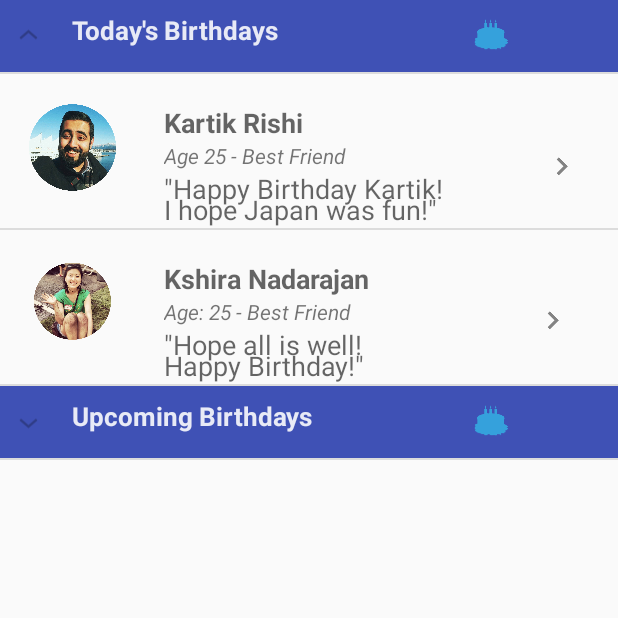
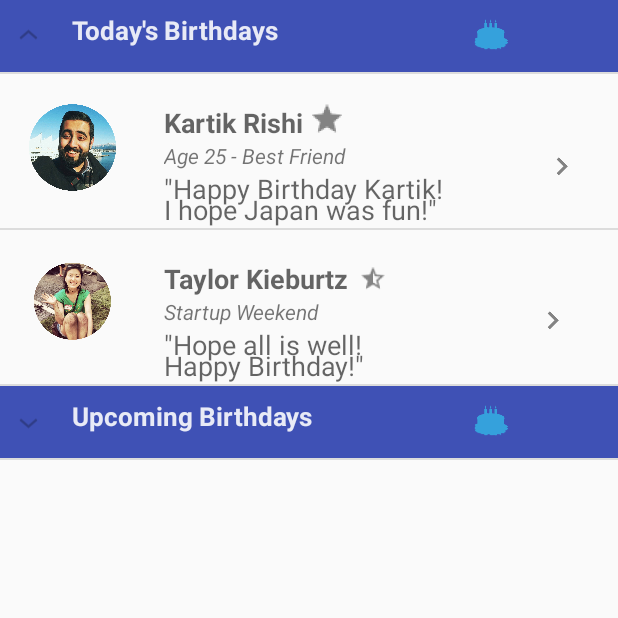
Before and after one commit to ishareef/dontmissit-android, an Android app: the screen it shows after launch (MainActivity), on a phone screen of 412 x 824 dp, the top half of it. Run offline under Robolectric (Android 15) with nearby library versions, the phone set to English and light mode, and no system bars.

Commit message:
lastest changes

```diff
--- a/DontMissIt/app/src/main/java/com/corp/dontmissit/dontmissit/ExpandableListAdapter.java
+++ b/DontMissIt/app/src/main/java/com/corp/dontmissit/dontmissit/ExpandableListAdapter.java
@@ -93,7 +93,7 @@ public class ExpandableListAdapter extends BaseExpandableListAdapter {
                 convertView = infalInflater.inflate(R.layout.list_item1_2, null);
             } else if(groupPosition == 1 && childPosition == 0) {
                 convertView = infalInflater.inflate(R.layout.list_item2_1, null);
-            } else {
+            } else if (groupPosition == 1 && childPosition == 1) {
                 convertView = infalInflater.inflate(R.layout.list_item2_2, null);
             }
         }
--- a/DontMissIt/app/src/main/res/layout/list_item1_1.xml
+++ b/DontMissIt/app/src/main/res/layout/list_item1_1.xml
@@ -72,4 +72,12 @@
         android:layout_below="@+id/imageView1_1"
         android:layout_alignStart="@+id/textView2" />
 
+    <ImageView
+        android:layout_width="wrap_content"
+        android:layout_height="wrap_content"
+        android:id="@+id/imageView2"
+        android:src="@drawable/ic_action_full_star"
+        android:layout_above="@+id/imageView_1_1"
+        android:layout_toEndOf="@+id/textView1_1" />
+
 </RelativeLayout>
--- a/DontMissIt/app/src/main/res/layout/list_item1_2.xml
+++ b/DontMissIt/app/src/main/res/layout/list_item1_2.xml
@@ -28,7 +28,7 @@
         android:layout_width="wrap_content"
         android:layout_height="wrap_content"
         android:textAppearance="?android:attr/textAppearanceMedium"
-        android:text="Kshira Nadarajan"
+        android:text="Taylor Kieburtz"
         android:id="@+id/textView1_2"
         android:layout_alignTop="@+id/imageView1_2"
         android:layout_toEndOf="@+id/imageView1_2"
@@ -48,7 +48,7 @@
         android:layout_width="wrap_content"
         android:layout_height="wrap_content"
         android:textAppearance="?android:attr/textAppearanceSmall"
-        android:text="Age: 25 - Best Friend"
+        android:text="Startup Weekend"
         android:id="@+id/textView4"
         android:layout_below="@+id/textView1_2"
         android:layout_alignStart="@+id/textView1_2"
@@ -72,4 +72,13 @@
         android:layout_below="@+id/imageView1_2"
         android:layout_alignStart="@+id/textView5" />
 
+    <ImageView
+        android:layout_width="wrap_content"
+        android:layout_height="wrap_content"
+        android:id="@+id/imageView3"
+        android:src="@drawable/ic_action_star"
+        android:layout_alignTop="@+id/textView1_2"
+        android:layout_toEndOf="@+id/textView1_2"
+        android:layout_above="@+id/textView4" />
+
 </RelativeLayout>
```
Also changed, not shown: DontMissIt/app/src/main/res/layout/list_item2_1.xml (+5 -5 lines), DontMissIt/app/src/main/res/layout/list_item2_2.xml (+8 -8 lines), DontMissIt/app/src/main/res/drawable-hdpi/ic_action_full_star.png (added), DontMissIt/app/src/main/res/drawable-hdpi/ic_action_star.png (added), DontMissIt/app/src/main/res/drawable-mdpi/ic_action_full_star.png (added), DontMissIt/app/src/main/res/drawable-mdpi/ic_action_star.png (added), DontMissIt/app/src/main/res/drawable-xhdpi/ic_action_full_star.png (added), DontMissIt/app/src/main/res/drawable-xhdpi/ic_action_star.png (added), DontMissIt/app/src/main/res/drawable-xxhdpi/ic_action_full_star.png (added), DontMissIt/app/src/main/res/drawable-xxhdpi/ic_action_star.png (added).
